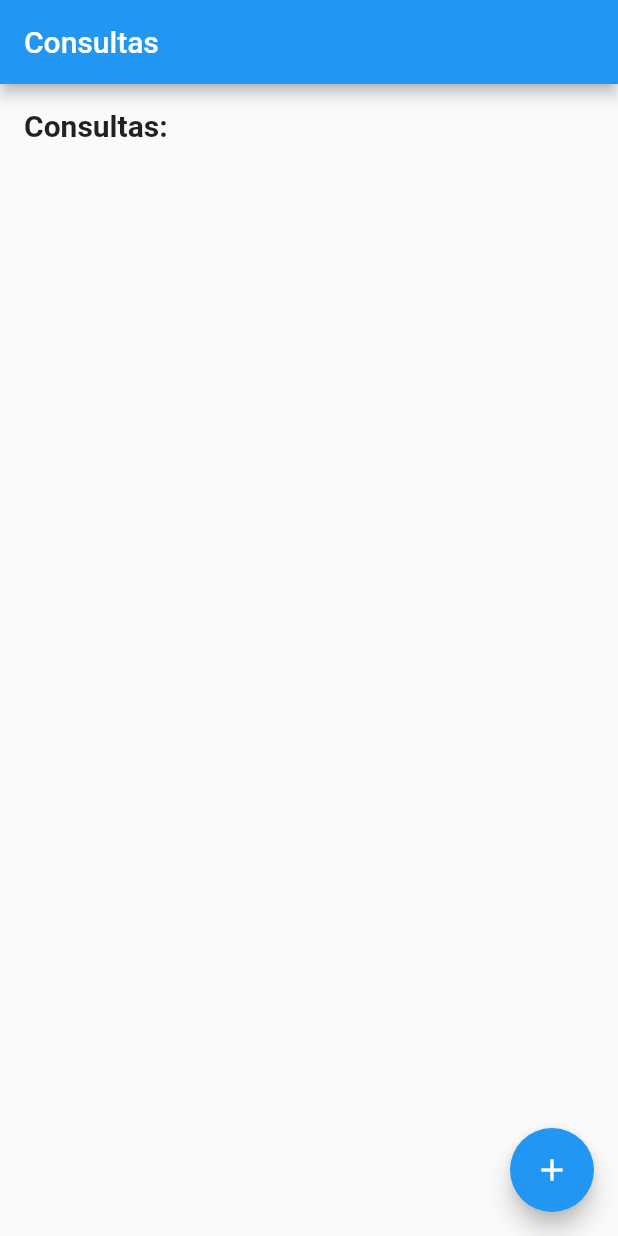
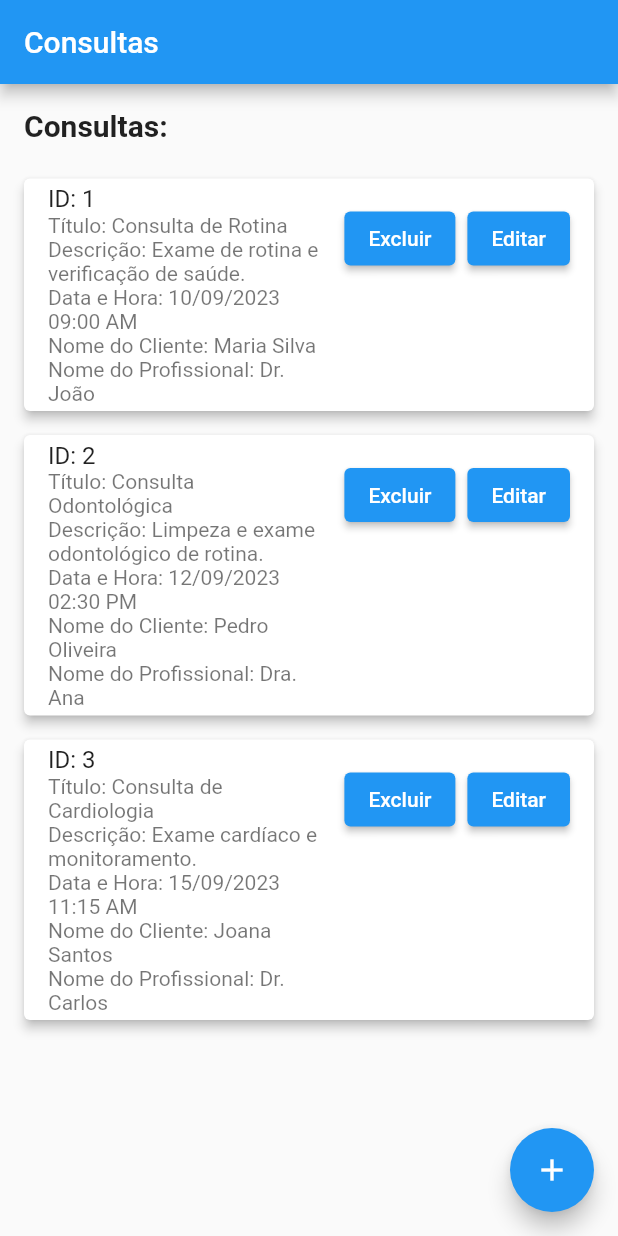
Before and after one commit to GABRIEL-ASSYS/HealthArch-Flutter, a Flutter app: the screen it shows after launch, on a phone screen of 412 x 824 dp. Run offline on Flutter 3.47's test engine with Material 2 defaults, Android fonts, the phone set to English and light mode, and no system bars.

Commit message:
Update ConsultasScreen.dart

```diff
--- a/lib/screens/ConsultasScreen.dart
+++ b/lib/screens/ConsultasScreen.dart
@@ -7,7 +7,33 @@ class ConsultasScreen extends StatefulWidget {
 }
 
 class _ConsultasScreenState extends State<ConsultasScreen> {
-  List<Map<String, dynamic>> consultas = [];
+  List<Map<String, dynamic>> consultas = [
+    {
+      'id': 1,
+      'titulo': 'Consulta de Rotina',
+      'descricao': 'Exame de rotina e verificação de saúde.',
+      'horaData': '10/09/2023 09:00 AM',
+      'nomeCliente': 'Maria Silva',
+      'nomeProfissional': 'Dr. João'
+    },
+    {
+      'id': 2,
+      'titulo': 'Consulta Odontológica',
+      'descricao': 'Limpeza e exame odontológico de rotina.',
+      'horaData': '12/09/2023 02:30 PM',
+      'nomeCliente': 'Pedro Oliveira',
+      'nomeProfissional': 'Dra. Ana'
+    },
+    {
+      'id': 3,
+      'titulo': 'Consulta de Cardiologia',
+      'descricao': 'Exame cardíaco e monitoramento.',
+      'horaData': '15/09/2023 11:15 AM',
+      'nomeCliente': 'Joana Santos',
+      'nomeProfissional': 'Dr. Carlos'
+    },
+  ];
+
   TextEditingController tituloController = TextEditingController();
   TextEditingController descricaoController = TextEditingController();
   TextEditingController horaDataController = TextEditingController();
@@ -49,6 +75,49 @@ class _ConsultasScreenState extends State<ConsultasScreen> {
               style: TextStyle(fontSize: 20, fontWeight: FontWeight.bold),
             ),
             SizedBox(height: 16.0),
+            ListView.builder(
+              shrinkWrap: true,
+              itemCount: consultas.length,
+              itemBuilder: (context, index) {
+                final consulta = consultas[index];
+                return Card(
+                  elevation: 3.0,
+                  margin: EdgeInsets.symmetric(vertical: 8.0),
+                  child: ListTile(
+                    title: Text('ID: ${consulta['id']}'),
+                    subtitle: Column(
+                      crossAxisAlignment: CrossAxisAlignment.start,
+                      children: [
+                        Text('Título: ${consulta['titulo']}'),
+                        Text('Descrição: ${consulta['descricao']}'),
+                        Text('Data e Hora: ${consulta['horaData']}'),
+                        Text('Nome do Cliente: ${consulta['nomeCliente']}'),
+                        Text('Nome do Profissional: ${consulta['nomeProfissional']}'),
+                      ],
+                    ),
+                    trailing: Row(
+                      mainAxisSize: MainAxisSize.min,
+                      children: [
+                        ElevatedButton(
+                          onPressed: () {
+                            setState(() {
+                              consultas.removeAt(index);
+                            });
+                          },
+                          child: Text('Excluir'),
+                        ),
+                        SizedBox(width: 8.0),
+                        ElevatedButton(
+                          onPressed: () {
+                          },
+                          child: Text('Editar'),
+                        ),
+                      ],
+                    ),
+                  ),
+                );
+              },
+            ),
           ],
         ),
       ),
```
